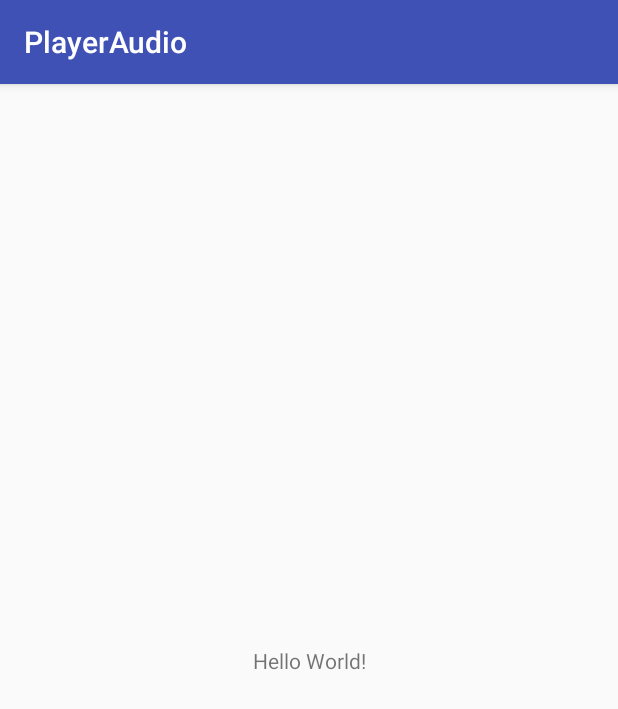
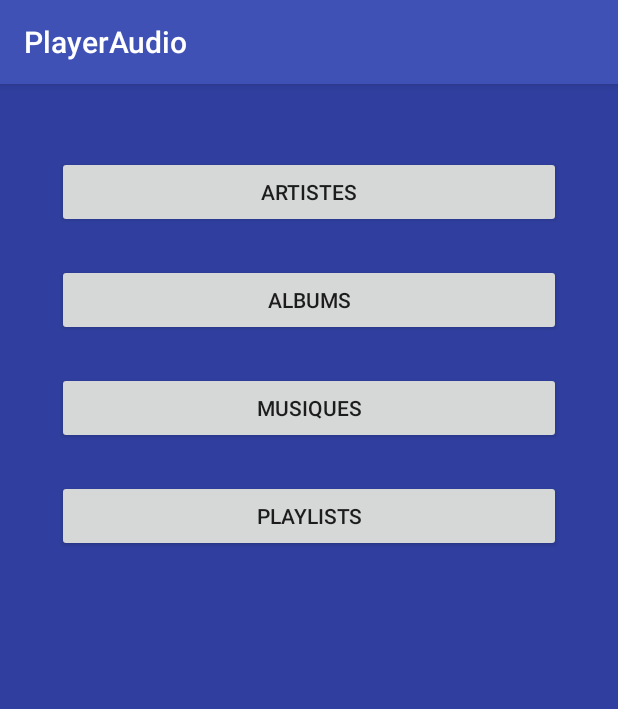
Before and after one commit to TomDuthoit/ProjetAndroid, an Android app: the screen it shows after launch (MainMenu), on a phone screen of 412 x 824 dp. Shown: the top 709 px of the screen. Run offline under Robolectric (Android 15) with nearby library versions, the phone set to English and light mode, and no system bars.

Commit message:
j'ai commencé le le mainmenu

```diff
--- a/PlayerAudio/app/src/main/res/layout/activity_main_menu.xml
+++ b/PlayerAudio/app/src/main/res/layout/activity_main_menu.xml
@@ -2,17 +2,54 @@
 <android.support.constraint.ConstraintLayout xmlns:android="http://schemas.android.com/apk/res/android"
     xmlns:app="http://schemas.android.com/apk/res-auto"
     xmlns:tools="http://schemas.android.com/tools"
+    android:id="@+id/Background"
     android:layout_width="match_parent"
     android:layout_height="match_parent"
+    android:visibility="visible"
+    android:background="@color/colorPrimaryDark"
     tools:context=".MainMenu">
 
-    <TextView
-        android:layout_width="wrap_content"
+    <Button
+        android:id="@+id/artistes"
+        android:layout_width="336dp"
         android:layout_height="wrap_content"
-        android:text="Hello World!"
-        app:layout_constraintBottom_toBottomOf="parent"
-        app:layout_constraintLeft_toLeftOf="parent"
-        app:layout_constraintRight_toRightOf="parent"
+        android:layout_marginTop="48dp"
+        android:text="Artistes"
+        app:layout_constraintEnd_toEndOf="parent"
+        app:layout_constraintHorizontal_bias="0.5"
+        app:layout_constraintStart_toStartOf="parent"
         app:layout_constraintTop_toTopOf="parent" />
 
+    <Button
+        android:id="@+id/musiques"
+        android:layout_width="336dp"
+        android:layout_height="wrap_content"
+        android:layout_marginTop="24dp"
+        android:text="Musiques"
+        app:layout_constraintEnd_toEndOf="parent"
+        app:layout_constraintHorizontal_bias="0.5"
+        app:layout_constraintStart_toStartOf="parent"
+        app:layout_constraintTop_toBottomOf="@+id/albums" />
+
+    <Button
+        android:id="@+id/playlists"
+        android:layout_width="336dp"
+        android:layout_height="wrap_content"
+        android:layout_marginTop="24dp"
+        android:text="Playlists"
+        app:layout_constraintEnd_toEndOf="parent"
+        app:layout_constraintHorizontal_bias="0.5"
+        app:layout_constraintStart_toStartOf="parent"
+        app:layout_constraintTop_toBottomOf="@+id/musiques" />
+
+    <Button
+        android:id="@+id/albums"
+        android:layout_width="336dp"
+        android:layout_height="wrap_content"
+        android:layout_marginTop="24dp"
+        android:text="Albums"
+        app:layout_constraintEnd_toEndOf="parent"
+        app:layout_constraintHorizontal_bias="0.5"
+        app:layout_constraintStart_toStartOf="parent"
+        app:layout_constraintTop_toBottomOf="@+id/artistes" />
 </android.support.constraint.ConstraintLayout>
```
Also changed, not shown: 3 other files.
